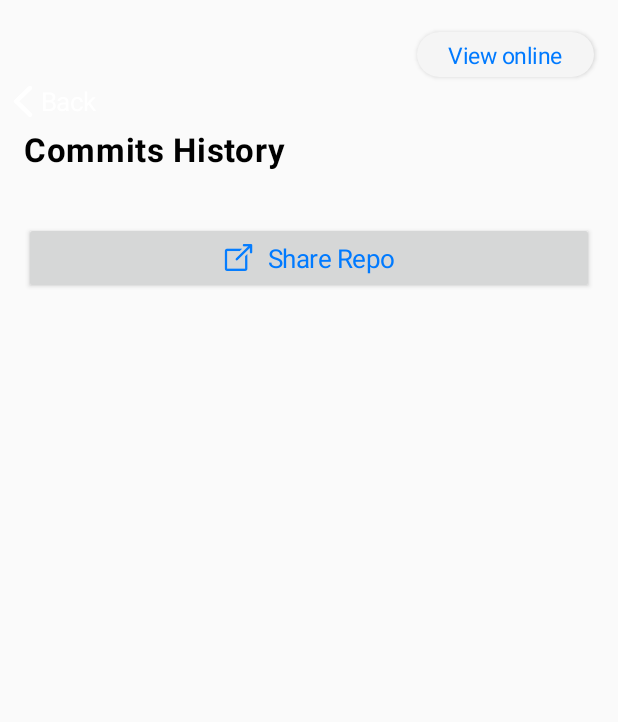
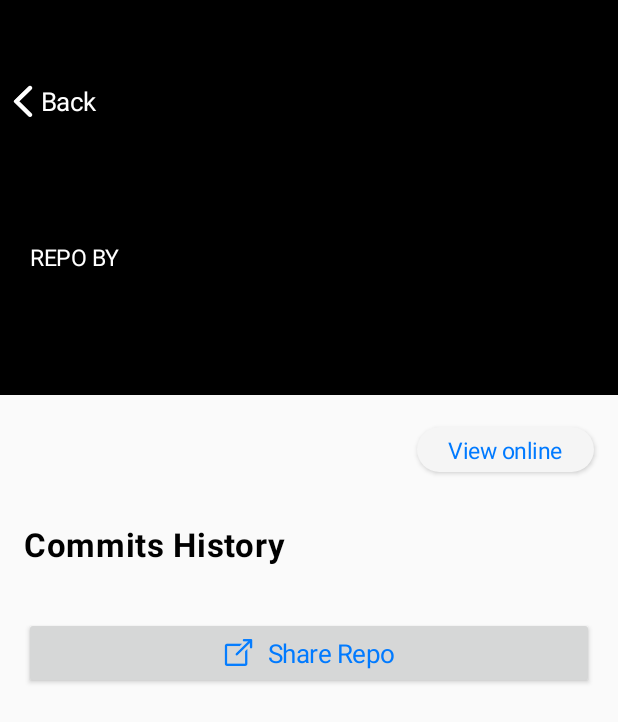
Before and after one commit to MaciejHeintze/Github_Search_API_App, an Android app: the layout fragment_repository_details.xml on its own in the app's theme, with its tools: preview values and no code run, on a phone screen of 412 x 824 dp. Shown: the top 722 px of the screen. Run offline under Robolectric (Android 15) with nearby library versions, the phone set to English and light mode, and no system bars.

```diff
--- a/app/src/main/res/layout/fragment_repository_details.xml
+++ b/app/src/main/res/layout/fragment_repository_details.xml
@@ -13,10 +13,11 @@
         <ImageView
             android:id="@+id/repository_avatar_id"
             android:layout_width="match_parent"
-            android:layout_height="wrap_content"
+            android:layout_height="263dp"
             app:layout_constraintStart_toStartOf="parent"
             app:layout_constraintEnd_toEndOf="parent"
-            app:layout_constraintTop_toTopOf="parent" />
+            app:layout_constraintTop_toTopOf="parent"
+            android:background="@color/colorBlack"/>
         <TextView
             android:id="@+id/back_button_id"
             android:clickable="true"
@@ -28,7 +29,7 @@
             android:textColor="@color/colorWhite"
             android:letterSpacing="-0.02"
             android:lineSpacingExtra="@dimen/back_button_line_spacing_extra"
-            tools:text="@string/back_button_text"
+            android:text="@string/back_button_text"
             android:layout_marginStart="@dimen/back_button_start_margin"
             app:layout_constraintStart_toStartOf="parent"
             app:layout_constraintTop_toTopOf="parent"
@@ -77,7 +78,7 @@
             android:textColor="@color/colorWhite"
             android:letterSpacing="-0.02"
             android:lineSpacingExtra="@dimen/repo_by_text_view_line_spacing_extra"
-            tools:text="@string/repo_by_text"
+            android:text="@string/repo_by_text"
             android:layout_marginBottom="@dimen/repo_by_text_view_bottom_margin"
             app:layout_constraintStart_toStartOf="@id/star_icon_id"
             app:layout_constraintBottom_toTopOf="@id/repository_author_name_id" />
@@ -111,7 +112,7 @@
             android:letterSpacing="-0.02"
             android:lineSpacingExtra="@dimen/view_online_text_view_line_spacing_extra"
             android:gravity="center_horizontal"
-            tools:text="@string/view_online_button_text"
+            android:text="@string/view_online_button_text"
             android:elevation="@dimen/view_online_text_view_elevation"
             app:layout_constraintStart_toStartOf="@id/view_online_button_id"
             app:layout_constraintEnd_toEndOf="@id/view_online_button_id"
@@ -126,7 +127,7 @@
             android:textColor="@color/colorBlack"
             android:letterSpacing="0.02"
             android:lineSpacingExtra="@dimen/commits_history_text_view_line_spacing_extra"
-            tools:text="@string/commits_history_text"
+            android:text="@string/commits_history_text"
             app:layout_constraintStart_toStartOf="parent"
             app:layout_constraintTop_toBottomOf="@id/repo_title_text_view_id"
             android:layout_marginStart="@dimen/commits_history_text_view_start_margin"
@@ -158,7 +159,7 @@
             android:letterSpacing="-0.02"
             android:lineSpacingExtra="@dimen/share_repo_button_text_line_spacing_extra"
             android:gravity="center_horizontal"
-            tools:text="@string/share_repo_button_text"
+            android:text="@string/share_repo_button_text"
             android:elevation="@dimen/share_repo_button_text_elevation"
             app:layout_constraintStart_toStartOf="@id/share_repo_button_id"
             app:layout_constraintEnd_toEndOf="@id/share_repo_button_id"
--- a/app/src/main/res/layout/repository_details_item.xml
+++ b/app/src/main/res/layout/repository_details_item.xml
@@ -36,7 +36,7 @@
             android:textColor="@color/colorLightBlue"
             android:letterSpacing="0.01"
             android:lineSpacingExtra="@dimen/commit_author_name_text_view_line_spacing_extra"
-            tools:text="@string/commit_author_name_text_view"
+            android:text="@string/commit_author_name_text_view"
             android:layout_marginStart="@dimen/commit_author_name_text_view_start_margin"
             android:layout_marginTop="@dimen/commit_author_name_text_view_top_margin"
             app:layout_constraintTop_toTopOf="parent"
--- a/build.gradle
+++ b/build.gradle
@@ -8,7 +8,8 @@ buildscript {
     dependencies {
         classpath "com.android.tools.build:gradle:4.0.0"
         classpath "org.jetbrains.kotlin:kotlin-gradle-plugin:$kotlin_version"
-
+        def nav_version = "2.3.2"
+        classpath "androidx.navigation:navigation-safe-args-gradle-plugin:$nav_version"
         // NOTE: Do not place your application dependencies here; they belong
         // in the individual module build.gradle files
     }
```
Also changed, not shown: app/build.gradle (+7 -2 lines), app/src/main/java/vistula/mh/githubsearchapplication/MainActivity.kt (+1 -10 lines), app/src/main/java/vistula/mh/githubsearchapplication/retrofit/RepositoryAdapter.kt (+15 -1 lines), app/src/main/java/vistula/mh/githubsearchapplication/ui/RepositoryDetailsFragment.kt (+20 -1 lines), app/src/main/java/vistula/mh/githubsearchapplication/ui/SearchRepositoryFragment.kt (+11 -2 lines), app/src/main/res/layout/activity_main.xml (+6 -5 lines), app/src/main/res/navigation/repository_graph.xml (added, +18 -0 lines), app/src/main/res/navigation/repository_list_graph.xml (deleted, +0 -10 lines).
